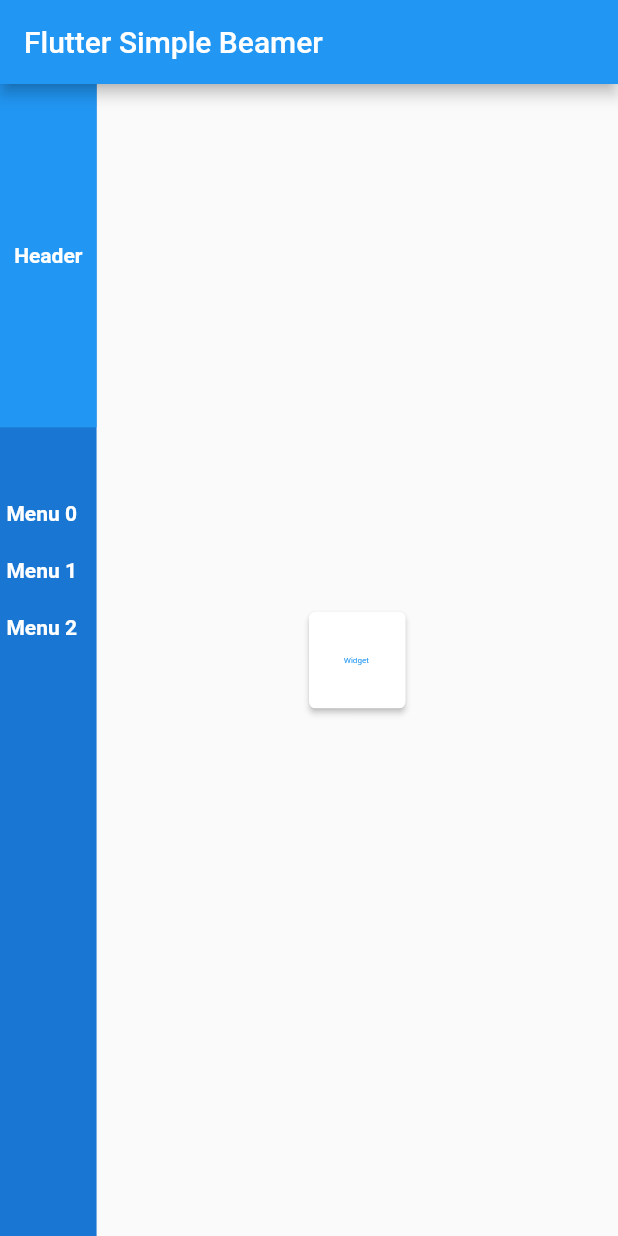
After one commit to fikriprayoga1/flutter-simple-beamer, a Flutter app: the screen it shows after launch, on a phone screen of 412 x 824 dp. The commit adds this screen. Run offline on Flutter 3.47's test engine with Material 2 defaults, Android fonts, the light colour scheme and no system bars; our stand-ins replace beamer, flutter_screenutil, url_strategy.

Commit message:
Project done

```diff
--- /dev/null
+++ b/flutter_simple_beamer/lib/beamer_location.dart
@@ -0,0 +1,35 @@
+import 'package:beamer/beamer.dart';
+import 'package:flutter/material.dart';
+import 'package:flutter_simple_beamer/view_home.dart';
+
+class HomeLocation extends BeamLocation<BeamState> {
+  HomeLocation(RouteInformation routeInformation) : super(routeInformation);
+  @override
+  List<String> get pathPatterns => [
+        '/',
+        '/:menuIndex',
+      ];
+
+  @override
+  List<BeamPage> buildPages(BuildContext context, BeamState state) => [
+        BeamPage(
+          key: ValueKey('home-${state.uri}'),
+          title: 'Home',
+          child: ViewHome(
+            menuIndex: (context.currentBeamLocation.state as BeamState)
+                    .pathParameters['menuIndex'] ??
+                '',
+          ),
+        ),
+        // if (state.pathParameters.containsKey('menuIndex'))
+        //   BeamPage(
+        //     key: ValueKey('book-${state.pathParameters['menuIndex']}'),
+        //     title: 'title',
+        //     child: ViewContent(
+        //       menuIndex: (context.currentBeamLocation.state as BeamState)
+        //               .pathParameters['menuIndex'] ??
+        //           '',
+        //     ),
+        //   ),
+      ];
+}
--- /dev/null
+++ b/flutter_simple_beamer/lib/view_home.dart
@@ -0,0 +1,122 @@
+import 'package:beamer/beamer.dart';
+import 'package:flutter/material.dart';
+import 'package:flutter_screenutil/flutter_screenutil.dart';
+
+class ViewHome extends StatefulWidget {
+  final String menuIndex;
+  const ViewHome({
+    Key? key,
+    required this.menuIndex,
+  }) : super(key: key);
+
+  @override
+  State<ViewHome> createState() => _ViewHomeState();
+}
+
+class _ViewHomeState extends State<ViewHome> {
+  @override
+  Widget build(BuildContext context) {
+    return ScreenUtilInit(
+      designSize: const Size(1920, 1080),
+      builder: () => Scaffold(
+        appBar: AppBar(
+          title: const Text('Flutter Simple Beamer'),
+        ),
+        body: _body(),
+      ),
+    );
+  }
+
+  Widget _body() {
+    return Row(
+      children: [
+        _menuSection(),
+        _content(),
+      ],
+    );
+  }
+
+  Widget _menuSection() {
+    return Container(
+      width: 300.w,
+      height: double.infinity,
+      color: Colors.blue[700],
+      child: Column(
+        children: [
+          _menuHeader(),
+          SizedBox(height: 50.h),
+          InkWell(
+            onTap: () => context.beamToNamed('/0'),
+            child: _menuItem('Menu 0'),
+          ),
+          InkWell(
+            onTap: () => context.beamToNamed('/1'),
+            child: _menuItem('Menu 1'),
+          ),
+          InkWell(
+            onTap: () => context.beamToNamed('/2'),
+            child: _menuItem('Menu 2'),
+          ),
+        ],
+      ),
+    );
+  }
+
+  Widget _menuHeader() {
+    return Container(
+      width: double.infinity,
+      height: 300.h,
+      color: Colors.blue,
+      child: const Center(
+          child: Text(
+        'Header',
+        style: TextStyle(
+          fontWeight: FontWeight.bold,
+          color: Colors.white,
+        ),
+      )),
+    );
+  }
+
+  Widget _menuItem(String menuName) {
+    return Container(
+      width: double.infinity,
+      height: 50.h,
+      padding: EdgeInsets.symmetric(horizontal: 20.w),
+      child: Align(
+        alignment: Alignment.centerLeft,
+        child: Text(
+          menuName,
+          style: const TextStyle(
+            fontWeight: FontWeight.bold,
+            color: Colors.white,
+          ),
+        ),
+      ),
+    );
+  }
+
+  Widget _content() {
+    return Expanded(child: Center(child: _board()));
+  }
+
+  Widget _board() {
+    return Card(
+      shape: RoundedRectangleBorder(borderRadius: BorderRadius.circular(20.sp)),
+      elevation: 8.sp,
+      child: SizedBox(
+        width: 300.sp,
+        height: 300.sp,
+        child: Center(
+          child: Text(
+            'Widget ${widget.menuIndex}',
+            style: TextStyle(
+              color: Colors.blue,
+              fontSize: 25.sp,
+            ),
+          ),
+        ),
+      ),
+    );
+  }
+}
--- a/flutter_simple_beamer/pubspec.yaml
+++ b/flutter_simple_beamer/pubspec.yaml
@@ -32,6 +32,7 @@ dependencies:
   flutter:
     sdk: flutter
   flutter_screenutil: ^5.0.1
+  url_strategy: ^0.2.0
 
 dev_dependencies:
   flutter_lints: ^1.0.0
```
Also changed, not shown: flutter_simple_beamer/lib/main.dart (+12 -125 lines), flutter_simple_beamer/lib/util/beamer_location.dart (deleted, +0 -15 lines).
